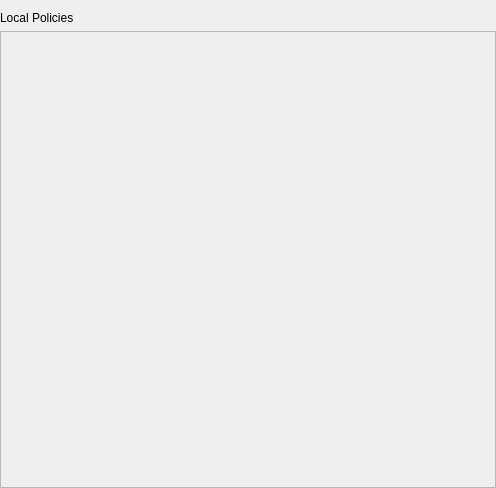
Before: the Qt Designer form src/gui/contentwidget.ui in august-alt/gpui, drawn with Qt 5; both pictures show x 0 to 496 and y 0 to 488 of the 770 by 488 pixel window.
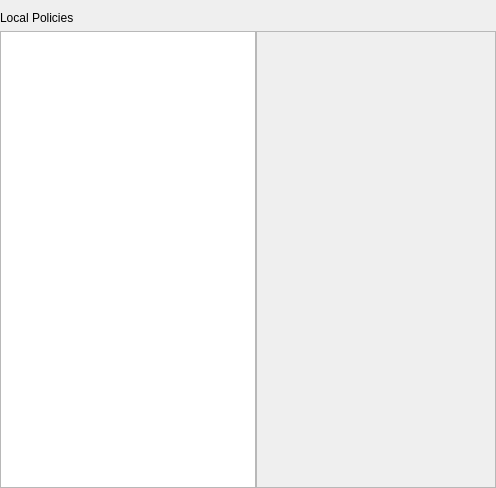
After: the same form once the commit is applied.

Commit message: fix, ui: return list view

The edit to the form file:
```diff
--- a/src/gui/contentwidget.ui
+++ b/src/gui/contentwidget.ui
@@ -38,6 +38,9 @@
      <property name="spacing">
       <number>0</number>
      </property>
+     <item>
+      <widget class="QListView" name="contentListView"/>
+     </item>
      <item>
       <widget class="QScrollArea" name="contentScrollArea">
        <property name="widgetResizable">
@@ -48,7 +51,7 @@
          <rect>
           <x>0</x>
           <y>0</y>
-          <width>492</width>
+          <width>236</width>
           <height>452</height>
          </rect>
         </property>
```
The commit also changes 2 other files.
